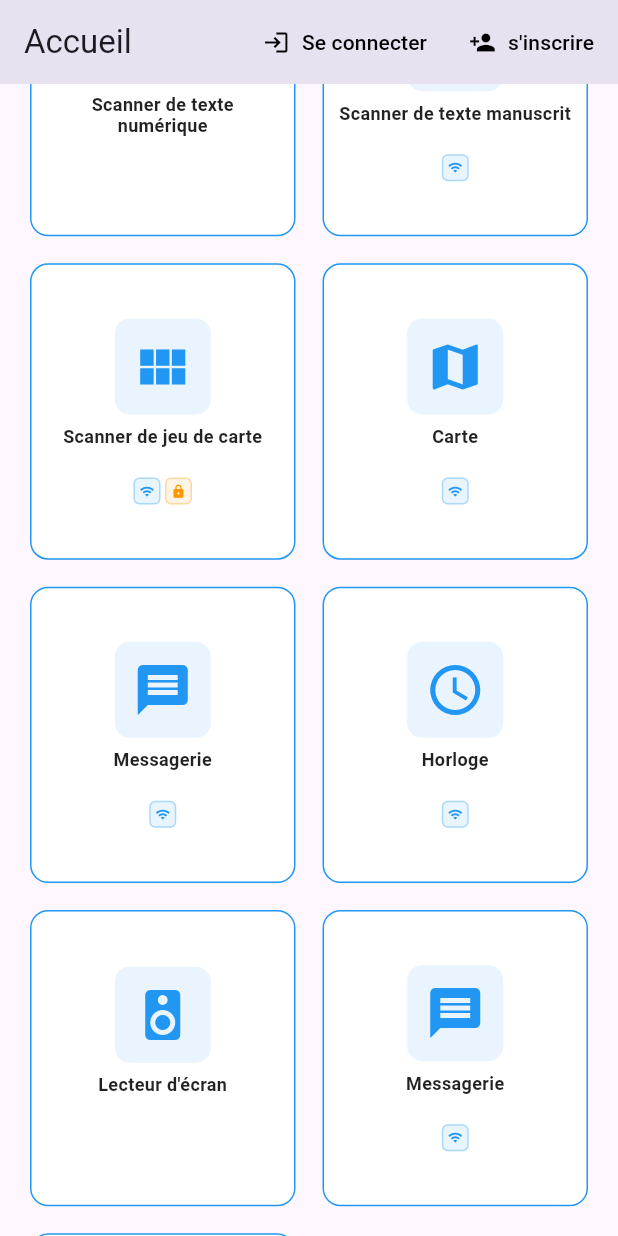
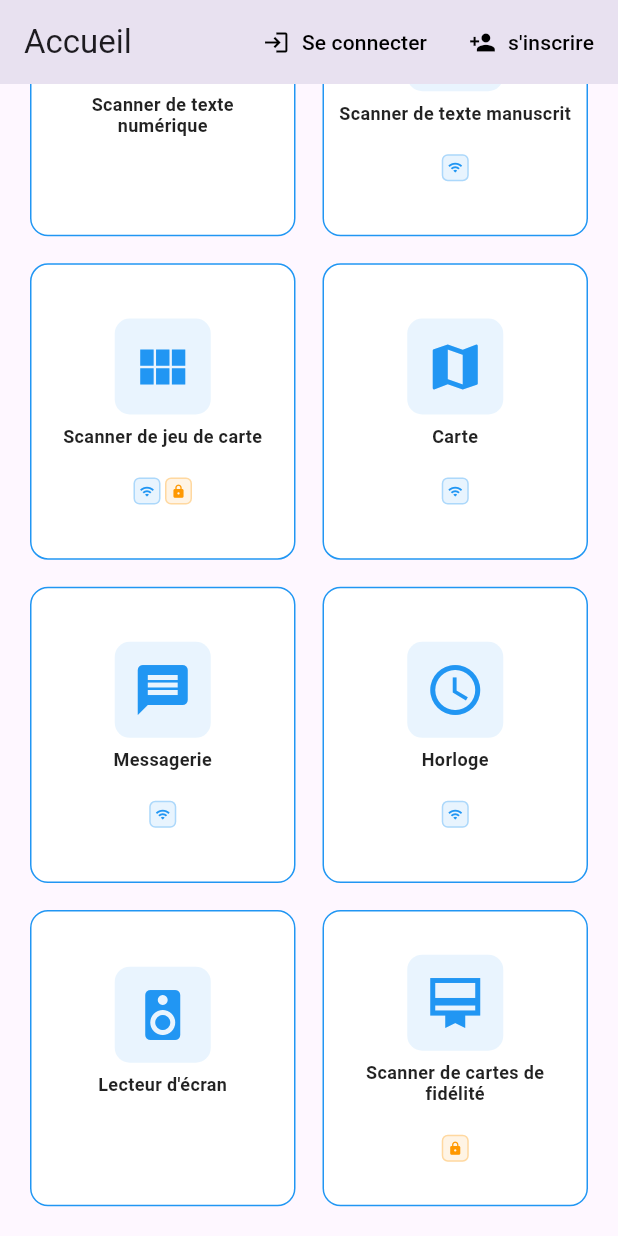
Before and after one commit to CDA6/leodys, a Flutter app: the screen it shows after launch, scrolled down 275 dp, on a phone screen of 412 x 824 dp. Run offline on Flutter 3.47's test engine with Material 3 defaults, Android fonts, the phone set to English and light mode, and no system bars; our stand-ins replace camera, dartz, flutter_dotenv, flutter_map, flutter_tts, geolocator and 10 more; missing offline and left inert: cunning_document_scanner, google_mlkit_text_recognition, manual_speech_to_text, tflite_flutter; accounts and stored records are empty; network calls fail; statements that could not run were skipped.

Commit message:
fix: tts widget

```diff
--- a/lib/common/pages/home/presentation/widgets/feature_list.dart
+++ b/lib/common/pages/home/presentation/widgets/feature_list.dart
@@ -88,16 +88,6 @@
       icon: Icons.speaker,
       route: ReaderScreen.route,
       requiresInternet: false,
-      requiresAuth: false,
-      isAvailable: true,
-      color: Colors.blue,
-      description: 'TODO',
-    ),
-    AppFeature(
-      name: 'Messagerie',
-      icon: Icons.message,
-      route: NotificationDashboard.route,
-      requiresInternet: true,
       requiresAuth: false,
       isAvailable: true,
       color: Colors.blue,
--- a/lib/features/voice-clock/voice_clock_injection.dart
+++ b/lib/features/voice-clock/voice_clock_injection.dart
@@ -2,11 +2,10 @@
 import 'data/repositories/clock_repository_impl.dart';
 import 'domain/repositories/clock_repository.dart';
 import 'presentation/viewmodel/voice_clock_viewmodel.dart';
-import '../notification/presentation/controllers/tts_controller.dart';
 
 final sl = GetIt.instance;
 
 Future<void> init() async {
   sl.registerLazySingleton<IClockRepository>(() => ClockRepositoryImpl());
-  sl.registerFactory(() => VoiceClockViewModel(sl(), TtsController()));
+  sl.registerFactory(() => VoiceClockViewModel(sl()));
 }
--- a/pubspec.yaml
+++ b/pubspec.yaml
@@ -62,3 +62,4 @@
   assets:
     - assets/images/logo.jpeg
     - .env
+    - assets/yolo11n-pose.tflite
```
Also changed, not shown: lib/features/voice-clock/presentation/screen/voice_clock_screen.dart (+8 -12 lines), lib/features/voice-clock/presentation/viewmodel/voice_clock_viewmodel.dart (+5 -8 lines).
